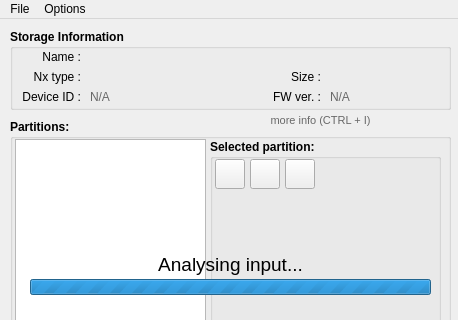
Old version of the form NxNandManager/gui/mainwindow.ui in the repository eliboa/NxNandManager; both pictures show x 0 to 458 and y 0 to 320 of the 458 by 492 pixel window.
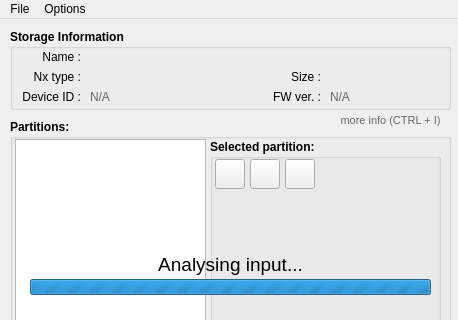
New version of the form. Icons and pictures are not drawn.

Patch:
```diff
--- a/NxNandManager/gui/mainwindow.ui
+++ b/NxNandManager/gui/mainwindow.ui
@@ -684,7 +684,7 @@
    <widget class="QPushButton" name="moreinfo_button">
     <property name="geometry">
      <rect>
-      <x>260</x>
+      <x>330</x>
       <y>90</y>
       <width>121</width>
       <height>22</height>
```
Left out of the diff: 2 changed lines with no effect on the pictures.
